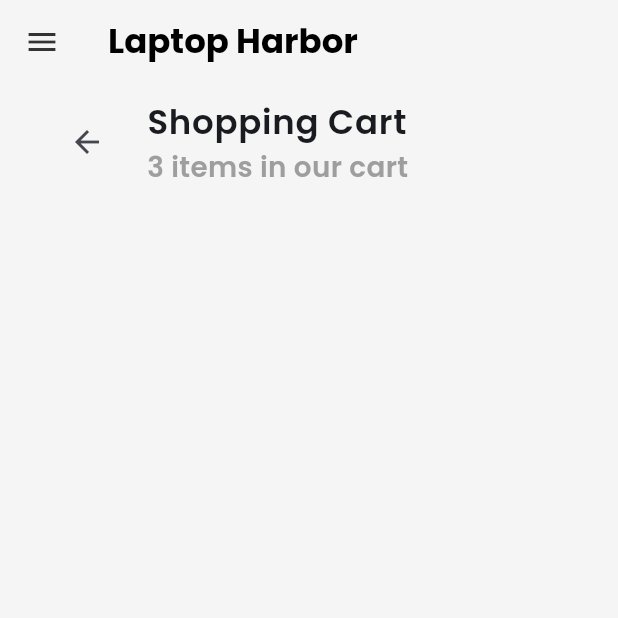
After one commit to HabeebEttu/laptop_harbour, a Flutter app: the CartPage screen opened by its route, on a phone screen of 412 x 824 dp, the top half of it. The commit adds this screen. Run offline on Flutter 3.47's test engine with Material 3 defaults, Android fonts, the phone set to English and light mode, and no system bars; our stand-ins replace firebase_core, font_awesome_flutter, google_fonts, smooth_page_indicator; accounts and stored records are empty.

Commit message:
feat completed implementation of the home pae and bagan adding the settings and the cart_page

```diff
--- a/lib/main.dart
+++ b/lib/main.dart
@@ -1,6 +1,8 @@
 import 'package:flutter/material.dart';
 import 'package:google_fonts/google_fonts.dart';
+import 'package:laptop_harbour/pages/cart_page.dart';
 import 'package:laptop_harbour/pages/home_page.dart';
+import 'package:laptop_harbour/pages/settings_page.dart';
 
 void main() {
   runApp(const MyApp());
@@ -15,6 +17,10 @@ class MyApp extends StatelessWidget {
     return MaterialApp(
       title: 'Laptop Harbour',
       debugShowCheckedModeBanner: false,
+      routes: {
+        '/cart':(context)=>CartPage(),
+        '/settings':(context)=>SettingsPage()
+      },
       theme: ThemeData(
         colorScheme: ColorScheme.fromSeed(seedColor: Colors.blueAccent),
         scaffoldBackgroundColor: const Color(0xFFF5F5F5),
--- /dev/null
+++ b/lib/pages/cart_page.dart
@@ -0,0 +1,75 @@
+import 'package:flutter/material.dart';
+import 'package:google_fonts/google_fonts.dart';
+import 'package:laptop_harbour/components/header.dart';
+import 'package:laptop_harbour/utils/responsive_text.dart';
+
+class CartPage extends StatelessWidget {
+  const CartPage({super.key});
+
+  @override
+  Widget build(BuildContext context) {
+    List<Map<String, dynamic>> navItems = [{}];
+    return Scaffold(
+      appBar: Header(),
+      drawer: Drawer(
+        child: ListView(
+          padding: EdgeInsets.zero,
+          children: [
+            const DrawerHeader(
+              decoration: BoxDecoration(color: Colors.blue),
+              child: Text('Laptop Harbour'),
+            ),
+            ListTile(
+              title: const Text('Home'),
+              onTap: () {
+                Navigator.pop(context);
+              },
+            ),
+            ListTile(
+              title: const Text('Profile'),
+              onTap: () {
+                Navigator.pop(context);
+              },
+            ),
+            ListTile(
+              title: const Text('Settings'),
+              onTap: () {
+                Navigator.pushNamed(context, '/settings');
+              },
+            ),
+            ListTile(
+              title: const Text('Logout'),
+              onTap: () {
+                Navigator.pop(context);
+              },
+            ),
+          ],
+        ),
+      ),
+      body: Padding(
+        padding: const EdgeInsets.symmetric(horizontal: 18),
+        child: Column(
+          children: [
+            ListTile(
+              leading: IconButton(
+                onPressed: () {
+                  Navigator.of(context).pop();
+                },
+                icon: Icon(Icons.arrow_back),
+              ),
+              title: Text('Shopping Cart',style: GoogleFonts.poppins(fontWeight: FontWeight.w600,fontSize:getResponsiveFontSize(context,22)),),
+              subtitle: Text('3 items in our cart',
+                style: GoogleFonts.poppins(
+                  fontWeight: FontWeight.w600,
+                  color: Colors.grey[500],
+                  fontSize: getResponsiveFontSize(context, 18),
+                ),
+              ),
+
+            ),
+          ],
+        ),
+      ),
+    );
+  }
+}
--- a/lib/pages/home_page.dart
+++ b/lib/pages/home_page.dart
@@ -92,7 +92,7 @@ class HomePage extends StatelessWidget {
             ListTile(
               title: const Text('Settings'),
               onTap: () {
-                Navigator.pop(context);
+                Navigator.pushNamed(context,'/settings');
               },
             ),
             ListTile(
--- a/pubspec.yaml
+++ b/pubspec.yaml
@@ -38,6 +38,8 @@ dependencies:
   font_awesome_flutter: ^10.8.0
   google_fonts: ^6.2.1
   firebase_core: ^4.0.0
+  cloud_firestore: ^6.0.0
+  intl: ^0.20.2
 
 dev_dependencies:
   flutter_test:
```
Also changed, not shown: lib/components/browse_laptops.dart (+73 -19 lines), lib/components/laptop_list.dart (added, +252 -0 lines), lib/pages/settings_page.dart (added, +12 -0 lines), pubspec.lock, 3 other files.
